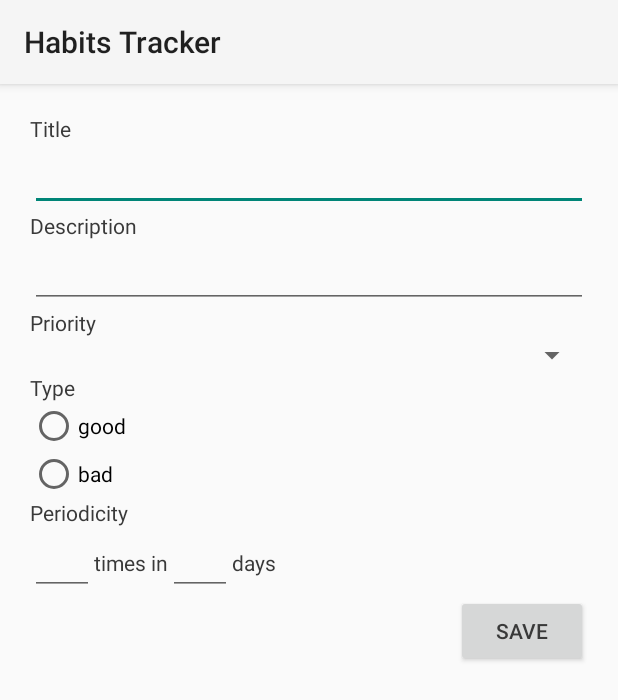
After one commit to SofiSheromova/HabitTracker, an Android app: the CardEditorActivity screen opened directly, with no data from a screen before it, on a phone screen of 412 x 824 dp. The commit adds this screen. Shown: the top 700 px of the screen. Run offline under Robolectric (Android 15) with nearby library versions, the phone set to English and light mode, and no system bars.

Commit message:
card editor activity layout

```diff
--- a/app/src/main/AndroidManifest.xml
+++ b/app/src/main/AndroidManifest.xml
@@ -10,6 +10,7 @@
         android:roundIcon="@mipmap/ic_launcher_round"
         android:supportsRtl="true"
         android:theme="@style/AppTheme">
+        <activity android:name=".CardEditorActivity"></activity>
         <activity android:name=".MainActivity">
             <intent-filter>
                 <action android:name="android.intent.action.MAIN" />
--- /dev/null
+++ b/app/src/main/java/com/example/habittracker/CardEditorActivity.kt
@@ -0,0 +1,16 @@
+package com.example.habittracker
+
+import androidx.appcompat.app.AppCompatActivity
+import android.os.Bundle
+import com.example.habittracker.databinding.ActivityCardEditorBinding
+
+class CardEditorActivity : AppCompatActivity() {
+    private lateinit var binding: ActivityCardEditorBinding
+
+    override fun onCreate(savedInstanceState: Bundle?) {
+        super.onCreate(savedInstanceState)
+        binding = ActivityCardEditorBinding.inflate(layoutInflater)
+        val view = binding.root
+        setContentView(view)
+    }
+}
--- /dev/null
+++ b/app/src/main/res/layout/activity_card_editor.xml
@@ -0,0 +1,153 @@
+<?xml version="1.0" encoding="utf-8"?>
+<androidx.constraintlayout.widget.ConstraintLayout xmlns:android="http://schemas.android.com/apk/res/android"
+    xmlns:app="http://schemas.android.com/apk/res-auto"
+    xmlns:tools="http://schemas.android.com/tools"
+    android:layout_width="match_parent"
+    android:layout_height="match_parent"
+    tools:context=".CardEditorActivity">
+
+    <ScrollView
+        android:layout_width="match_parent"
+        android:layout_height="match_parent">
+
+        <LinearLayout
+            android:layout_width="match_parent"
+            android:layout_height="wrap_content"
+            android:orientation="vertical"
+            android:padding="20dp">
+
+            <TextView
+                android:id="@+id/title_header"
+                android:layout_width="wrap_content"
+                android:layout_height="wrap_content"
+                android:labelFor="@id/title_edit"
+                android:text="@string/title" />
+
+            <EditText
+                android:id="@+id/title_edit"
+                android:layout_width="match_parent"
+                android:layout_height="wrap_content"
+                android:autofillHints="title"
+                android:inputType="text" />
+
+            <TextView
+                android:id="@+id/description_header"
+                android:layout_width="wrap_content"
+                android:layout_height="wrap_content"
+                android:labelFor="@id/description_edit"
+                android:text="@string/description" />
+
+            <EditText
+                android:id="@+id/description_edit"
+                android:layout_width="match_parent"
+                android:layout_height="wrap_content"
+                android:autofillHints="description"
+                android:ems="10"
+                android:inputType="textMultiLine" />
+
+            <TextView
+                android:id="@+id/priority_header"
+                android:layout_width="wrap_content"
+                android:layout_height="wrap_content"
+                android:text="@string/priority" />
+
+            <!--            <RadioGroup-->
+            <!--                android:id="@+id/priority_radio_group"-->
+            <!--                android:layout_width="match_parent"-->
+            <!--                android:layout_height="wrap_content" />-->
+            <!--            -->
+            <Spinner
+                android:id="@+id/priority_spinner"
+                android:layout_width="match_parent"
+                android:layout_height="wrap_content" />
+
+            <TextView
+                android:id="@+id/type_header"
+                android:layout_width="wrap_content"
+                android:layout_height="wrap_content"
+                android:text="@string/type" />
+
+            <!--            <Spinner-->
+            <!--                android:id="@+id/type_spinner"-->
+            <!--                android:layout_width="match_parent"-->
+            <!--                android:layout_height="wrap_content" />-->
+            <RadioGroup
+                android:id="@+id/type_radio_group"
+                android:layout_width="match_parent"
+                android:layout_height="wrap_content">
+
+                <RadioButton
+                    android:id="@+id/radio_good"
+                    android:layout_width="match_parent"
+                    android:layout_height="wrap_content"
+                    android:text="@string/good" />
+
+                <RadioButton
+                    android:id="@+id/radio_bad"
+                    android:layout_width="match_parent"
+                    android:layout_height="wrap_content"
+                    android:text="@string/bad" />
+            </RadioGroup>
+
+            <EditText
+                android:id="@+id/type_create"
+                android:layout_width="match_parent"
+                android:layout_height="wrap_content"
+                android:inputType="text"
+                android:visibility="gone" />
+
+            <TextView
+                android:id="@+id/periodicity_header"
+                android:layout_width="wrap_content"
+                android:layout_height="wrap_content"
+                android:text="@string/periodicity" />
+
+            <LinearLayout
+                android:layout_width="match_parent"
+                android:layout_height="wrap_content"
+                android:orientation="horizontal">
+
+                <EditText
+                    android:id="@+id/repetitions_number_edit"
+                    android:layout_width="wrap_content"
+                    android:layout_height="wrap_content"
+                    android:autofillHints="1"
+                    android:ems="2"
+                    android:inputType="numberDecimal"
+                    tools:ignore="LabelFor" />
+
+                <TextView
+                    android:id="@+id/repetitions_number_header"
+                    android:layout_width="wrap_content"
+                    android:layout_height="wrap_content"
+                    android:text="@string/times_in" />
+
+                <EditText
+                    android:id="@+id/days_number_edit"
+                    android:layout_width="wrap_content"
+                    android:layout_height="wrap_content"
+                    android:autofillHints="1"
+                    android:ems="2"
+                    android:inputType="numberDecimal"
+                    tools:ignore="LabelFor" />
+
+                <TextView
+                    android:id="@+id/days_number_header"
+                    android:layout_width="wrap_content"
+                    android:layout_height="wrap_content"
+                    android:text="@string/days" />
+
+            </LinearLayout>
+
+            <Button
+                android:id="@+id/submit_button"
+                android:layout_width="wrap_content"
+                android:layout_height="wrap_content"
+                android:layout_gravity="end"
+                android:text="@string/save" />
+
+        </LinearLayout>
+    </ScrollView>
+
+
+</androidx.constraintlayout.widget.ConstraintLayout>
--- a/app/src/main/res/values/strings.xml
+++ b/app/src/main/res/values/strings.xml
@@ -13,4 +13,6 @@
     <string name="custom_type">+ create type</string>
     <string name="empty_field">the field must not be empty</string>
     <string name="maximum_length">maximum insertion length reached</string>
+    <string name="good">good</string>
+    <string name="bad">bad</string>
 </resources>
```
